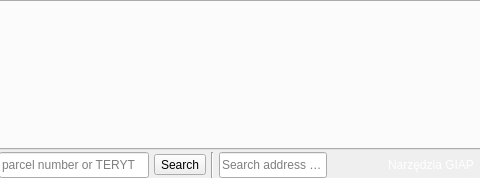
GIAPspzoo/GIAP_PolaMap_lite, file giap_dynamic_layout.ui: the form before one commit; both pictures show x 694 to 1174 and y 0 to 178 of the 1291 by 178 pixel window.
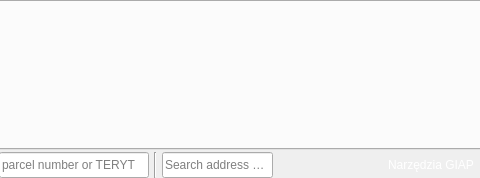
The form after the commit.

```diff
--- a/giap_dynamic_layout.ui
+++ b/giap_dynamic_layout.ui
@@ -211,13 +211,6 @@
        </property>
       </widget>
      </item>
-     <item>
-      <widget class="QToolButton" name="toolButton_parcel">
-       <property name="text">
-        <string>Search</string>
-       </property>
-      </widget>
-     </item>
      <item>
       <widget class="Line" name="line">
        <property name="orientation">
```
